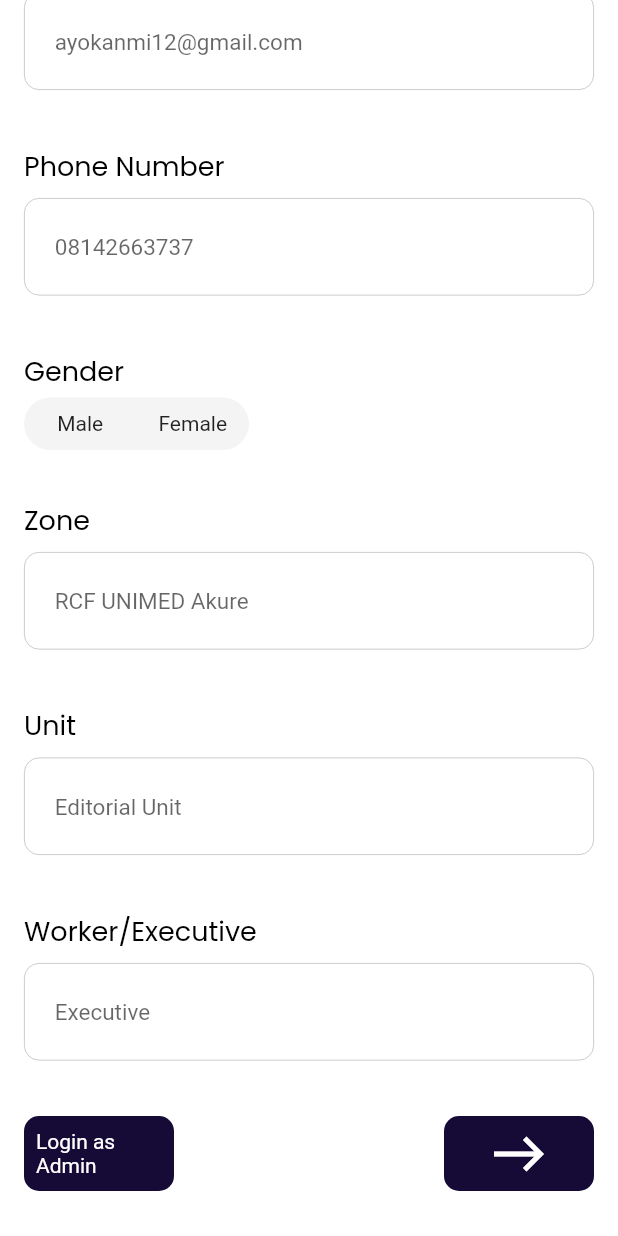
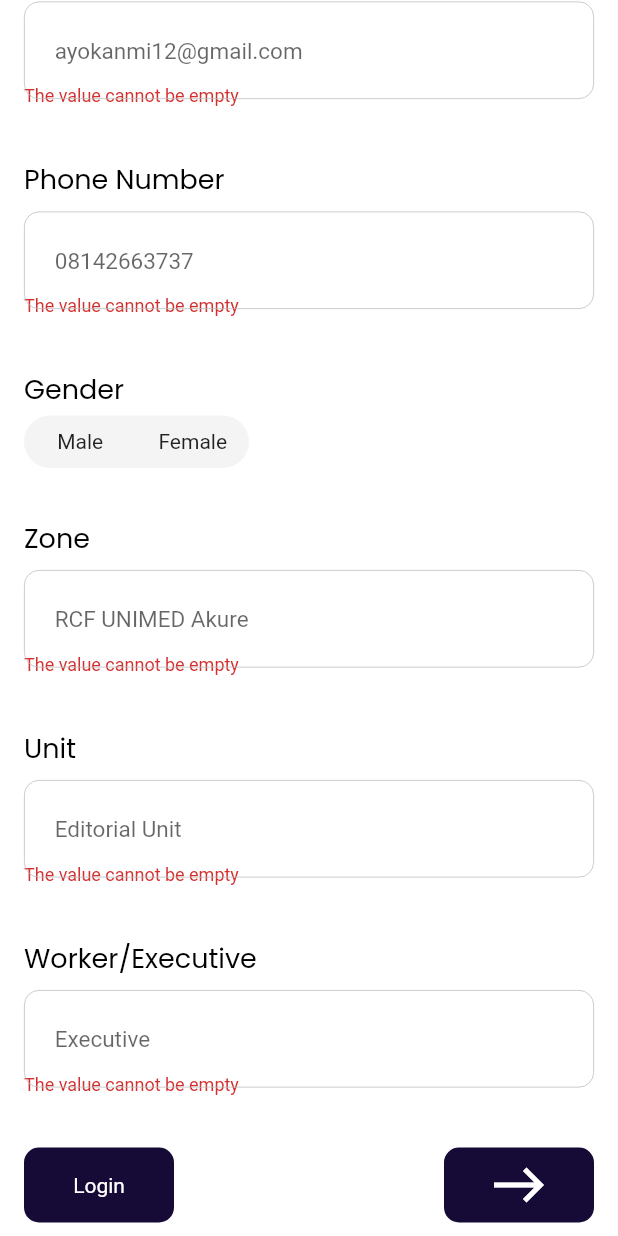
Before and after one commit to Praise650/RCFFUTA-Ticket-Generator, a Flutter app: the screen it shows after launch, scrolled down 334 dp, after a tap on the "east" icon, on a phone screen of 412 x 824 dp. Run offline on Flutter 3.47's test engine with Material 2 defaults, Android fonts, the phone set to English and light mode, and no system bars; our stand-ins replace cloud_firestore, firebase_auth, firebase_core, firebase_storage, flutter_hooks, flutter_svg and 3 more; missing offline and left inert: dart:js_interop; accounts and stored records are empty; Roboto replaces fonts that are missing (RifficFree-Bold); statements that could not run were skipped.

Commit message:
Updated login and added contextless navigation

```diff
--- a/lib/app/locator.dart
+++ b/lib/app/locator.dart
@@ -1,5 +1,6 @@
 import 'package:get_it/get_it.dart';
 import 'package:rcf_attendance_generator/core/repos/user_repo.dart';
+import 'package:rcf_attendance_generator/core/service/navigator_service.dart';
 import '../core/repos/auth_repo.dart';
 import '../core/service/auth_service.dart';
 import '../core/service/firestore_service.dart';
@@ -9,5 +10,5 @@ final locator = GetIt.instance;
 Future<void>  setupLocator() async{
   locator.registerLazySingleton<AuthService>(() => AuthRepo());
   locator.registerLazySingleton<FireStoreService>(() => UserRepo());
-  // locator.registerSingleton(AuthService);
+  locator.registerLazySingleton(()=>NavigatorService());
 }
--- a/lib/core/service/firestore_service.dart
+++ b/lib/core/service/firestore_service.dart
@@ -5,9 +5,11 @@ import '../models/personal_data.dart';
 abstract class FireStoreService {
   Future<List<PersonalDataForm>> getMembersCollection();
   Future<PersonalDataForm> getCurrentUser(String userId);
+  Future<PersonalDataForm?> checkToLogin(String userId);
   Future<void> uploadMemberInformation(Map<String, dynamic> jsonData, uid);
   Future<void> saveDataAsJson(List<Map<String, String>> list);
   Future<bool> checkUserIsCreated(String userId);
+  Future<bool> checkAdminIsCreated(String userId);
   Future<void> extractAndDownloadData(
       QuerySnapshot<Map<String, dynamic>> response,
       Map<String, List<String>> dataJson);
--- a/lib/main.dart
+++ b/lib/main.dart
@@ -1,12 +1,14 @@
 import 'package:firebase_core/firebase_core.dart';
 import 'package:flutter/material.dart';
 import 'package:provider/provider.dart';
+import 'package:rcf_attendance_generator/app/locator.dart';
+import 'package:rcf_attendance_generator/core/service/navigator_service.dart';
+import 'package:rcf_attendance_generator/routes/app_routes.dart';
 
 import 'ui/pages/auth/view_model/login_controller.dart';
 import 'ui/pages/display_attendee/view_model/list_member_controller.dart';
 import 'ui/pages/download_qr/controller/download_qr_controller.dart';
 import 'ui/pages/generate_qr_page/view_model/generate_qr_view_model.dart';
-import 'ui/pages/generate_qr_page/generate_qr_page.dart';
 import 'app/app.dart';
 
 void main() async {
@@ -20,7 +22,7 @@ class MyApp extends StatefulWidget {
   const MyApp({Key? key}) : super(key: key);
 
   @override
-  _MyAppState createState() => _MyAppState();
+  State<MyApp> createState() => _MyAppState();
 }
 
 class _MyAppState extends State<MyApp> {
@@ -55,10 +57,13 @@ class _MyAppState extends State<MyApp> {
               ChangeNotifierProvider(create: (_) => AuthViewModel()),
               ChangeNotifierProvider(create: (_) => DispController()),
             ],
-            child: const MaterialApp(
+            child: MaterialApp(
               // builder: (context,snaps){},
-              home: GenerateQRPage(),
+              // home: GenerateQRPage(),
+              initialRoute: AppRoutes.generateQrPage,
               debugShowCheckedModeBanner: false,
+              navigatorKey: locator<NavigatorService>().navigatorKey,
+              routes: AppRoutes.routes,
             ),
           );
         }
--- /dev/null
+++ b/lib/routes/app_routes.dart
@@ -0,0 +1,23 @@
+import 'package:flutter/material.dart';
+
+import '../routes/routes.dart';
+
+class AppRoutes {
+  static const String splashScreen = '/splash_screen';
+  static const String generateQrPage = '/generate_qr_page';
+  static const String logInPage = '/log_in_screen';
+  static const String listUserPage = '/list_user_page';
+  static const String downloadQrPage = '/download_qr_page';
+  static const String homeScreen = '/home_screen';
+  static const String dashboard = '/dashboard-screen';
+  static const String appNavigationScreen = '/app_navigation_screen';
+
+  static Map<String, WidgetBuilder> routes = {
+    splashScreen: (context) => Container(),
+    generateQrPage: (context) => const GenerateQRPage(),
+    logInPage: (context) => const LoginPage(),
+    listUserPage: (context) => const ListUsersPage(),
+    downloadQrPage: (context) => const DownloadQRPage(),
+    // appNavigationScreen: (context) => AppNavigationScreen()
+  };
+}
--- /dev/null
+++ b/lib/routes/routes.dart
@@ -0,0 +1,4 @@
+export '../ui/pages/auth/login.dart';
+export '../ui/pages/display_attendee/list_members.dart';
+export '../ui/pages/download_qr/download_qr.dart';
+export '../ui/pages/generate_qr_page/generate_qr_page.dart';
--- a/lib/ui/pages/auth/login.dart
+++ b/lib/ui/pages/auth/login.dart
@@ -11,7 +11,7 @@ class LoginPage extends StatefulWidget {
   const LoginPage({Key? key}) : super(key: key);
 
   @override
-  _GenerateQRPageState createState() => _GenerateQRPageState();
+  State<LoginPage> createState() => _GenerateQRPageState();
 }
 
 class _GenerateQRPageState extends State<LoginPage> {
@@ -42,9 +42,9 @@ class _GenerateQRPageState extends State<LoginPage> {
                       isBusy: model.isLoading,
                       // width: 100,
                       onPressed: () {
-                        model.createAndSaveUser(context);
+                        model.createAndSaveUser();
                       },
-                      icon: Icons.east_outlined,
+                      btnText: 'Login',
                       iconColor: AppColors.white,
                     ),
                     const SizedBox(height: 10),
--- a/lib/ui/pages/generate_qr_page/generate_qr_page.dart
+++ b/lib/ui/pages/generate_qr_page/generate_qr_page.dart
@@ -13,7 +13,7 @@ class GenerateQRPage extends StatefulWidget {
   const GenerateQRPage({Key? key}) : super(key: key);
 
   @override
-  _GenerateQRPageState createState() => _GenerateQRPageState();
+  State<GenerateQRPage> createState() => _GenerateQRPageState();
 }
 
 class _GenerateQRPageState extends State<GenerateQRPage> {
@@ -87,10 +87,10 @@ class _GenerateQRPageState extends State<GenerateQRPage> {
                                 builder: (context) => const LoginPage()));
                       },
                       iconColor: AppColors.white,
-                      child: Padding(
-                        padding: const EdgeInsets.all(8.0),
-                        child: const Text(
-                          'Login as Admin',
+                      child: const Padding(
+                        padding: EdgeInsets.all(8.0),
+                        child: Text(
+                          'Login',
                           style: TextStyle(
                             color: Colors.white,
                           ),
--- a/lib/ui/pages/generate_qr_page/view_model/generate_qr_view_model.dart
+++ b/lib/ui/pages/generate_qr_page/view_model/generate_qr_view_model.dart
@@ -1,5 +1,6 @@
 import 'package:firebase_auth/firebase_auth.dart';
 import 'package:flutter/material.dart';
+import 'package:rcf_attendance_generator/core/service/navigator_service.dart';
 
 import '../../../../core/models/personal_data.dart';
 import '../../../../core/service/firestore_service.dart';
@@ -11,6 +12,7 @@ import '../../../../app/locator.dart';
 class GenerateQrViewModel extends ChangeNotifier {
   final _authService = locator<AuthService>();
   final _fService = locator<FireStoreService>();
+  final _navigatorService = locator<NavigatorService>();
   late User? user;
   TextEditingController firstname = TextEditingController();
   TextEditingController lastname = TextEditingController();
@@ -62,14 +64,7 @@ class GenerateQrViewModel extends ChangeNotifier {
           _fService
               .uploadMemberInformation(_personalDataForm.toJson(), user?.uid)
               .then(
-                (value) => Navigator.push(
-                  context,
-                  MaterialPageRoute(
-                    builder: (context) => DownloadQR(
-                      userId: user!.uid,
-                    ),
-                  ),
-                ),
+                (value) => _navigatorService.navigateToDownloadQrPage(user!.uid),
               );
         }
         // _userRepo.createUser(toJson,context);
--- a/lib/ui/widgets/input/general_input.dart
+++ b/lib/ui/widgets/input/general_input.dart
@@ -94,7 +94,8 @@ class _GeneralInputState extends State<GeneralInput> {
             Text(
               widget.label!,
               style: headerPoppins.copyWith(
-                  color: AppColors.textSecondary,),
+                color: AppColors.textSecondary,
+              ),
               // style: kInputLabelStyle,
             ),
           Container(
@@ -123,19 +124,11 @@ class _GeneralInputState extends State<GeneralInput> {
                         ? 1
                         : 0.01, // it is a hidden textfield which should remain transparent and extremely small
                   ),
-                  validator: (val) {
-                    // if (widget.validator != null &&
-                    //     (widget.validator!(val) != null &&
-                    //         widget.validator!(val)!.isNotEmpty)) {
-                    //   setState(() {
-                    //     activeErrorState = true;
-                    //   });
-                    //   return "\u274C ${widget.validator!(val)}";
-                    // }
-                    // setState(() {
-                    //   activeErrorState = false;
-                    // });
-                    val!.isEmpty?"Value cannot be empty":null;
+                  validator: (value) {
+                    if (value!.isEmpty) {
+                      return 'The value cannot be empty';
+                    }
+                    return null;
                   },
                   controller: _controller,
                 ),
```
Also changed, not shown: lib/core/repos/auth_repo.dart (+28 -19 lines), lib/core/repos/user_repo.dart (+25 -0 lines), lib/core/service/navigator_service.dart (added, +21 -0 lines), lib/ui/pages/auth/view_model/login_controller.dart (+12 -47 lines), lib/ui/pages/display_attendee/list_members.dart (+25 -10 lines), lib/ui/pages/display_attendee/view_model/list_member_controller.dart (+4 -3 lines), lib/ui/pages/download_qr/download_qr.dart (+6 -12 lines), lib/ui/widgets/download_ticket/infos_right_widget.dart (+2 -5 lines), pubspec.yaml (+0 -19 lines), pubspec.lock.
